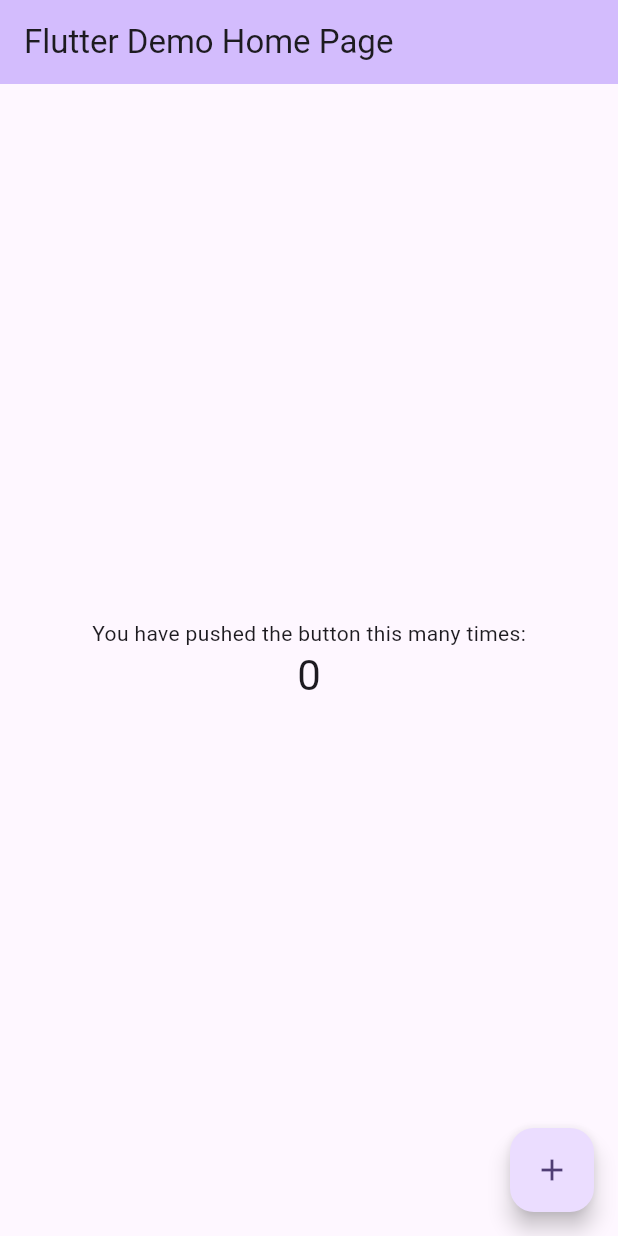
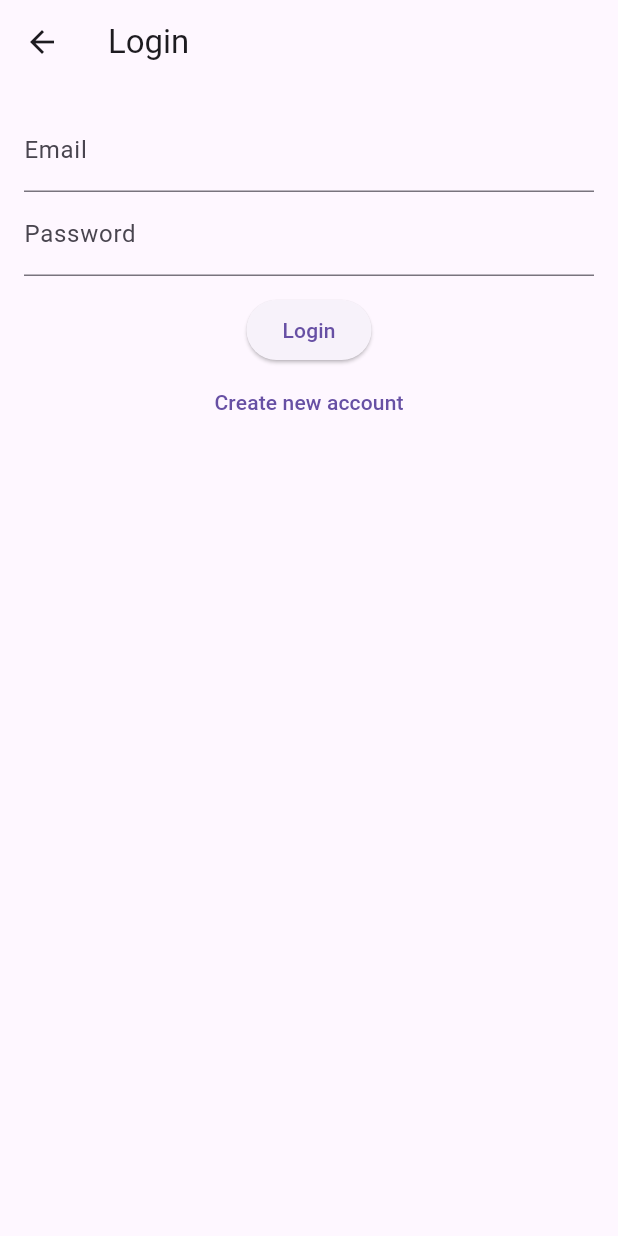
Before and after one commit to ThuDung213/pet-care, a Flutter app: the screen it shows after launch, on a phone screen of 412 x 824 dp. Run offline on Flutter 3.47's test engine with Material 3 defaults, Android fonts, the phone set to English and light mode, and no system bars; our stand-ins replace cloud_firestore, firebase_auth, firebase_core; accounts and stored records are empty; generated files the repository leaves out were written again.

Commit message:
Thêm Đăng nhập, Đăng ký
Thêm chức năng đăng nhập và đăng ký, UI đơn giản

```diff
--- /dev/null
+++ b/pet_care/lib/data/model/user_model.dart
@@ -0,0 +1,37 @@
+class User {
+  final String id;
+  final String name;
+  final String email;
+  final String phone;
+  final String? avatar;
+
+  User({
+    required this.id,
+    required this.name,
+    required this.email,
+    required this.phone,
+    this.avatar = ''
+  });
+
+  // Phương thức để chuyển đổi đối tượng User thành Map (dùng để lưu vào Firestore)
+  Map<String, dynamic> toMap() {
+    return {
+      'id': id,
+      'name': name,
+      'email': email,
+      'phone': phone,
+      'avatar': avatar
+    };
+  }
+
+  // Phương thức để chuyển đổi dữ liệu từ Firestore thành đối tượng User
+  factory User.fromMap(Map<String, dynamic> data, String id) {
+    return User(
+      id: id,
+      name: data['name'] ?? '',
+      email: data['email'] ?? '',
+      phone: data['phone'] ?? '',
+      avatar: data['avatar'] ?? '',
+    );
+  }
+}
--- /dev/null
+++ b/pet_care/lib/data/repositories/auth_repository.dart
@@ -0,0 +1,34 @@
+import 'package:firebase_auth/firebase_auth.dart' as firebase_auth;
+import 'package:cloud_firestore/cloud_firestore.dart';
+import '../model/user_model.dart';
+
+class AuthRepository {
+  final firebase_auth.FirebaseAuth _auth = firebase_auth.FirebaseAuth.instance;
+  final FirebaseFirestore _firestore = FirebaseFirestore.instance;
+
+  // Đăng ký người dùng
+  Future<void> signUp(String email, String password, String name, String phone) async {
+    final userCredential = await _auth.createUserWithEmailAndPassword(
+      email: email,
+      password: password,
+    );
+
+    // Lưu thông tin người dùng vào Firestore
+    final newUser = User(
+      id: userCredential.user!.uid,
+      name: name,
+      email: email,
+      phone: phone,
+    );
+
+    await _firestore.collection('users').doc(newUser.id).set(newUser.toMap());
+  }
+
+  // Đăng nhập
+  Future<void> signIn(String email, String password) async {
+    await _auth.signInWithEmailAndPassword(
+      email: email,
+      password: password,
+    );
+  }
+}
--- /dev/null
+++ b/pet_care/lib/features/auth/auth_screen.dart
@@ -0,0 +1,130 @@
+import 'package:flutter/material.dart';
+
+import '../../data/repositories/auth_repository.dart';
+
+class AuthScreen extends StatefulWidget {
+  @override
+  _AuthScreenState createState() => _AuthScreenState();
+}
+
+class _AuthScreenState extends State<AuthScreen> {
+  final _formKey = GlobalKey<FormState>();
+  final AuthRepository _authRepository = AuthRepository();
+
+  String _email = '';
+  String _password = '';
+  String _name = '';
+  String _phone = '';
+  bool _isLogin = true;
+
+  void _submit() async {
+    final isValid = _formKey.currentState!.validate();
+    if (!isValid) return;
+
+    _formKey.currentState!.save();
+
+    try {
+      if (_isLogin) {
+        await _authRepository.signIn(_email, _password);
+      } else {
+        await _authRepository.signUp(_email, _password, _name, _phone);
+      }
+    } catch (error) {
+      ScaffoldMessenger.of(context).showSnackBar(
+        SnackBar(
+          content: Text(error.toString()),
+          backgroundColor: Colors.red,
+        ),
+      );
+    }
+  }
+
+  @override
+  Widget build(BuildContext context) {
+    return Scaffold(
+      appBar: AppBar(
+        title: Text(_isLogin ? 'Login' : 'Sign Up'),
+      ),
+      body: Padding(
+        padding: const EdgeInsets.all(16.0),
+        child: Form(
+          key: _formKey,
+          child: Column(
+            children: [
+              if (!_isLogin)
+                TextFormField(
+                  key: ValueKey('name'),
+                  decoration: InputDecoration(labelText: 'Name'),
+                  validator: (value) {
+                    if (value!.isEmpty) {
+                      return 'Please enter your name';
+                    }
+                    return null;
+                  },
+                  onSaved: (value) {
+                    _name = value!;
+                  },
+                ),
+              TextFormField(
+                key: ValueKey('email'),
+                decoration: InputDecoration(labelText: 'Email'),
+                validator: (value) {
+                  if (value!.isEmpty || !value.contains('@')) {
+                    return 'Please enter a valid email address';
+                  }
+                  return null;
+                },
+                onSaved: (value) {
+                  _email = value!;
+                },
+              ),
+              TextFormField(
+                key: ValueKey('password'),
+                decoration: InputDecoration(labelText: 'Password'),
+                obscureText: true,
+                validator: (value) {
+                  if (value!.isEmpty || value.length < 6) {
+                    return 'Password must be at least 6 characters long';
+                  }
+                  return null;
+                },
+                onSaved: (value) {
+                  _password = value!;
+                },
+              ),
+              if (!_isLogin)
+                TextFormField(
+                  key: ValueKey('phone'),
+                  decoration: InputDecoration(labelText: 'Phone'),
+                  validator: (value) {
+                    if (value!.isEmpty) {
+                      return 'Please enter your phone number';
+                    }
+                    return null;
+                  },
+                  onSaved: (value) {
+                    _phone = value!;
+                  },
+                ),
+              SizedBox(height: 12),
+              ElevatedButton(
+                onPressed: _submit,
+                child: Text(_isLogin ? 'Login' : 'Sign Up'),
+              ),
+              TextButton(
+                onPressed: () {
+                  setState(() {
+                    _isLogin = !_isLogin;
+                  });
+                },
+                child: Text(_isLogin
+                    ? 'Create new account'
+                    : 'I already have an account'),
+              ),
+            ],
+          ),
+        ),
+      ),
+    );
+  }
+}
--- a/pet_care/lib/main.dart
+++ b/pet_care/lib/main.dart
@@ -1,125 +1,31 @@
+import 'package:firebase_core/firebase_core.dart';
 import 'package:flutter/material.dart';
+import 'firebase_options.dart';
+import 'routes/app_router.dart';
 
-void main() {
-  runApp(const MyApp());
+
+void main() async {
+  WidgetsFlutterBinding.ensureInitialized();
+  await Firebase.initializeApp(
+    options: DefaultFirebaseOptions.currentPlatform,
+  );
+  runApp(MyApp());
 }
 
 class MyApp extends StatelessWidget {
-  const MyApp({super.key});
+  final AppRouter appRouter = AppRouter();
 
-  // This widget is the root of your application.
+  MyApp({super.key});
+
   @override
   Widget build(BuildContext context) {
     return MaterialApp(
-      title: 'Flutter Demo',
+      title: 'Flutter Firebase Auth',
       theme: ThemeData(
-        // This is the theme of your application.
-        //
-        // TRY THIS: Try running your application with "flutter run". You'll see
-        // the application has a purple toolbar. Then, without quitting the app,
-        // try changing the seedColor in the colorScheme below to Colors.green
-        // and then invoke "hot reload" (save your changes or press the "hot
-        // reload" button in a Flutter-supported IDE, or press "r" if you used
-        // the command line to start the app).
-        //
-        // Notice that the counter didn't reset back to zero; the application
-        // state is not lost during the reload. To reset the state, use hot
-        // restart instead.
-        //
-        // This works for code too, not just values: Most code changes can be
-        // tested with just a hot reload.
-        colorScheme: ColorScheme.fromSeed(seedColor: Colors.deepPurple),
-        useMaterial3: true,
+        primarySwatch: Colors.blue,
       ),
-      home: const MyHomePage(title: 'Flutter Demo Home Page'),
+      onGenerateRoute: appRouter.onGenerateRoute,
+      initialRoute: '/auth'
     );
   }
 }
-
-class MyHomePage extends StatefulWidget {
-  const MyHomePage({super.key, required this.title});
-
-  // This widget is the home page of your application. It is stateful, meaning
-  // that it has a State object (defined below) that contains fields that affect
-  // how it looks.
-
-  // This class is the configuration for the state. It holds the values (in this
-  // case the title) provided by the parent (in this case the App widget) and
-  // used by the build method of the State. Fields in a Widget subclass are
-  // always marked "final".
-
-  final String title;
-
-  @override
-  State<MyHomePage> createState() => _MyHomePageState();
-}
-
-class _MyHomePageState extends State<MyHomePage> {
-  int _counter = 0;
-
-  void _incrementCounter() {
-    setState(() {
-      // This call to setState tells the Flutter framework that something has
-      // changed in this State, which causes it to rerun the build method below
-      // so that the display can reflect the updated values. If we changed
-      // _counter without calling setState(), then the build method would not be
-      // called again, and so nothing would appear to happen.
-      _counter++;
-    });
-  }
-
-  @override
-  Widget build(BuildContext context) {
-    // This method is rerun every time setState is called, for instance as done
-    // by the _incrementCounter method above.
-    //
-    // The Flutter framework has been optimized to make rerunning build methods
-    // fast, so that you can just rebuild anything that needs updating rather
-    // than having to individually change instances of widgets.
-    return Scaffold(
-      appBar: AppBar(
-        // TRY THIS: Try changing the color here to a specific color (to
-        // Colors.amber, perhaps?) and trigger a hot reload to see the AppBar
-        // change color while the other colors stay the same.
-        backgroundColor: Theme.of(context).colorScheme.inversePrimary,
-        // Here we take the value from the MyHomePage object that was created by
-        // the App.build method, and use it to set our appbar title.
-        title: Text(widget.title),
-      ),
-      body: Center(
-        // Center is a layout widget. It takes a single child and positions it
-        // in the middle of the parent.
-        child: Column(
-          // Column is also a layout widget. It takes a list of children and
-          // arranges them vertically. By default, it sizes itself to fit its
-          // children horizontally, and tries to be as tall as its parent.
-          //
-          // Column has various properties to control how it sizes itself and
-          // how it positions its children. Here we use mainAxisAlignment to
-          // center the children vertically; the main axis here is the vertical
-          // axis because Columns are vertical (the cross axis would be
-          // horizontal).
-          //
-          // TRY THIS: Invoke "debug painting" (choose the "Toggle Debug Paint"
-          // action in the IDE, or press "p" in the console), to see the
-          // wireframe for each widget.
-          mainAxisAlignment: MainAxisAlignment.center,
-          children: <Widget>[
-            const Text(
-              'You have pushed the button this many times:',
-            ),
-            Text(
-              '$_counter',
-              style: Theme.of(context).textTheme.headlineMedium,
-            ),
-          ],
-        ),
-      ),
-      floatingActionButton: FloatingActionButton(
-        onPressed: _incrementCounter,
-        tooltip: 'Increment',
-        child: const Icon(Icons.add),
-      ), // This trailing comma makes auto-formatting nicer for build methods.
-    );
-  }
-}
--- /dev/null
+++ b/pet_care/lib/routes/app_router.dart
@@ -0,0 +1,13 @@
+import 'package:flutter/material.dart';
+import '../features/auth/auth_screen.dart';
+
+class AppRouter {
+  Route onGenerateRoute(RouteSettings settings) {
+    switch (settings.name) {
+      case '/auth':
+        return MaterialPageRoute(builder: (_) => AuthScreen());
+      default:
+        return MaterialPageRoute(builder: (_) => AuthScreen());
+    }
+  }
+}
--- a/pet_care/pubspec.yaml
+++ b/pet_care/pubspec.yaml
@@ -34,6 +34,10 @@ dependencies:
   # The following adds the Cupertino Icons font to your application.
   # Use with the CupertinoIcons class for iOS style icons.
   cupertino_icons: ^1.0.8
+  firebase_auth: ^5.5.1
+  cloud_firestore: ^5.6.5
+  firebase_core: ^3.12.1
+
 
 dev_dependencies:
   flutter_test:
```
Also changed, not shown: pet_care/pubspec.lock, 7 other files.
